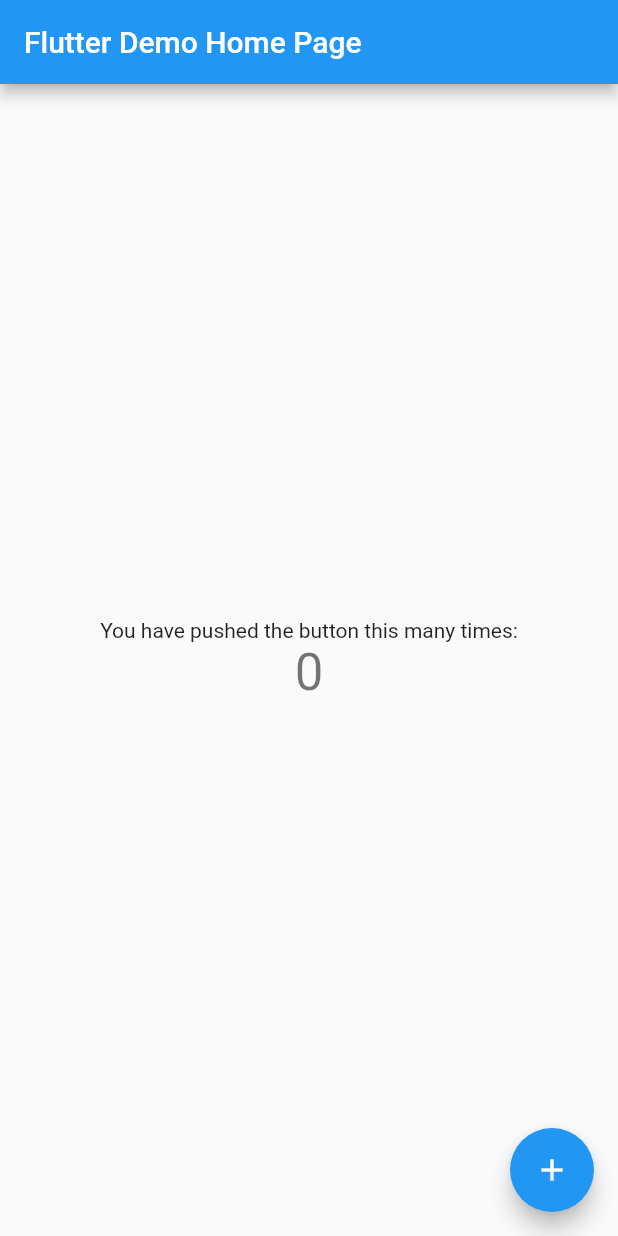
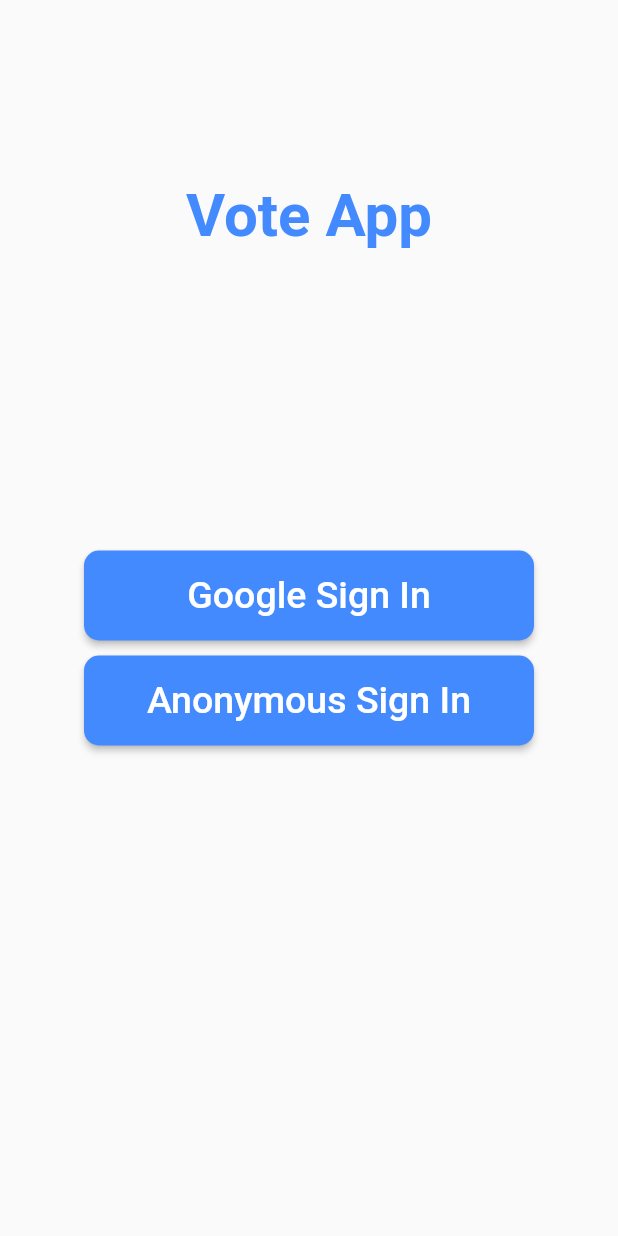
Before and after one commit to sandaruwan98/Voting_App, a Flutter app: the screen it shows after launch, on a phone screen of 412 x 824 dp. Run offline on Flutter 3.47's test engine with Material 2 defaults, Android fonts, the phone set to English and light mode, and no system bars.

Commit message:
Launch_Screen added

```diff
--- /dev/null
+++ b/lib/constants.dart
@@ -0,0 +1 @@
+const appName = 'Vote App';
--- a/lib/main.dart
+++ b/lib/main.dart
@@ -1,111 +1,38 @@
 import 'package:flutter/material.dart';
+import 'constants.dart';
+import 'package:voting_app/screens/home_screen.dart';
+import 'package:voting_app/screens/launch_screen.dart';
+import 'package:voting_app/screens/result_screen.dart';
 
-void main() => runApp(MyApp());
+void main() => runApp(VoteApp());
 
-class MyApp extends StatelessWidget {
-  // This widget is the root of your application.
+class VoteApp extends StatelessWidget {
   @override
   Widget build(BuildContext context) {
     return MaterialApp(
-      title: 'Flutter Demo',
-      theme: ThemeData(
-        // This is the theme of your application.
-        //
-        // Try running your application with "flutter run". You'll see the
-        // application has a blue toolbar. Then, without quitting the app, try
-        // changing the primarySwatch below to Colors.green and then invoke
-        // "hot reload" (press "r" in the console where you ran "flutter run",
-        // or simply save your changes to "hot reload" in a Flutter IDE).
-        // Notice that the counter didn't reset back to zero; the application
-        // is not restarted.
-        primarySwatch: Colors.blue,
-      ),
-      home: MyHomePage(title: 'Flutter Demo Home Page'),
+      initialRoute: "/",
+      routes: {
+        "/": (context) => Scaffold(
+              body: LaunchScreen(),
+            ),
+        "/home": (context) => Scaffold(
+              appBar: AppBar(
+                title: Text(appName),
+              ),
+              body: HomeScreen(),
+            ),
+        "/result": (context) => Scaffold(
+              appBar: AppBar(
+                title: Text("Result"),
+                leading: IconButton(
+                  icon: Icon(Icons.home),
+                  color: Colors.white,
+                  onPressed: () {},
+                ),
+              ),
+              body: ResultScreen(),
+            ),
+      },
     );
   }
 }
-
-class MyHomePage extends StatefulWidget {
-  MyHomePage({Key key, this.title}) : super(key: key);
-
-  // This widget is the home page of your application. It is stateful, meaning
-  // that it has a State object (defined below) that contains fields that affect
-  // how it looks.
-
-  // This class is the configuration for the state. It holds the values (in this
-  // case the title) provided by the parent (in this case the App widget) and
-  // used by the build method of the State. Fields in a Widget subclass are
-  // always marked "final".
-
-  final String title;
-
-  @override
-  _MyHomePageState createState() => _MyHomePageState();
-}
-
-class _MyHomePageState extends State<MyHomePage> {
-  int _counter = 0;
-
-  void _incrementCounter() {
-    setState(() {
-      // This call to setState tells the Flutter framework that something has
-      // changed in this State, which causes it to rerun the build method below
-      // so that the display can reflect the updated values. If we changed
-      // _counter without calling setState(), then the build method would not be
-      // called again, and so nothing would appear to happen.
-      _counter++;
-    });
-  }
-
-  @override
-  Widget build(BuildContext context) {
-    // This method is rerun every time setState is called, for instance as done
-    // by the _incrementCounter method above.
-    //
-    // The Flutter framework has been optimized to make rerunning build methods
-    // fast, so that you can just rebuild anything that needs updating rather
-    // than having to individually change instances of widgets.
-    return Scaffold(
-      appBar: AppBar(
-        // Here we take the value from the MyHomePage object that was created by
-        // the App.build method, and use it to set our appbar title.
-        title: Text(widget.title),
-      ),
-      body: Center(
-        // Center is a layout widget. It takes a single child and positions it
-        // in the middle of the parent.
-        child: Column(
-          // Column is also a layout widget. It takes a list of children and
-          // arranges them vertically. By default, it sizes itself to fit its
-          // children horizontally, and tries to be as tall as its parent.
-          //
-          // Invoke "debug painting" (press "p" in the console, choose the
-          // "Toggle Debug Paint" action from the Flutter Inspector in Android
-          // Studio, or the "Toggle Debug Paint" command in Visual Studio Code)
-          // to see the wireframe for each widget.
-          //
-          // Column has various properties to control how it sizes itself and
-          // how it positions its children. Here we use mainAxisAlignment to
-          // center the children vertically; the main axis here is the vertical
-          // axis because Columns are vertical (the cross axis would be
-          // horizontal).
-          mainAxisAlignment: MainAxisAlignment.center,
-          children: <Widget>[
-            Text(
-              'You have pushed the button this many times:',
-            ),
-            Text(
-              '$_counter',
-              style: Theme.of(context).textTheme.display1,
-            ),
-          ],
-        ),
-      ),
-      floatingActionButton: FloatingActionButton(
-        onPressed: _incrementCounter,
-        tooltip: 'Increment',
-        child: Icon(Icons.add),
-      ), // This trailing comma makes auto-formatting nicer for build methods.
-    );
-  }
-}
--- /dev/null
+++ b/lib/screens/home_screen.dart
@@ -0,0 +1,27 @@
+import 'package:flutter/material.dart';
+
+class HomeScreen extends StatefulWidget {
+  @override
+  _HomeScreenState createState() => _HomeScreenState();
+}
+
+class _HomeScreenState extends State<HomeScreen> {
+  @override
+  Widget build(BuildContext context) {
+    return Container(
+      child: Column(
+        children: <Widget>[
+          Expanded(
+            child: Stepper(type: StepperType.horizontal, steps: [
+              Step(
+                title: Text("Choose"),
+                content: Text("data 1"),
+                isActive: true,
+              ),
+            ]),
+          ),
+        ],
+      ),
+    );
+  }
+}
--- /dev/null
+++ b/lib/screens/launch_screen.dart
@@ -0,0 +1,65 @@
+import 'package:flutter/material.dart';
+import 'package:voting_app/constants.dart';
+import 'package:voting_app/widgets/shared_widgets.dart';
+
+class LaunchScreen extends StatelessWidget {
+  @override
+  Widget build(BuildContext context) {
+    return Container(
+      width: 400,
+      margin: EdgeInsets.all(20.0),
+      child: Column(
+        crossAxisAlignment: CrossAxisAlignment.center,
+        children: <Widget>[
+          Container(
+            margin: EdgeInsets.only(top: 100),
+            child: Text(
+              appName,
+              style: TextStyle(
+                fontSize: 40.0,
+                fontWeight: FontWeight.bold,
+                color: Colors.blueAccent,
+              ),
+            ),
+          ),
+          SizedBox(
+            height: 200.0,
+          ),
+          // if (authState.authStatus == kAuthLoading)
+          //   Text(
+          //     'loading...',
+          //     style: TextStyle(fontSize: 12.0),
+          //   ),
+          // if (authState.authStatus == null ||
+          //     authState.authStatus == kAuthError)
+          Container(
+            child: Column(
+              children: <Widget>[
+                LoginButton(
+                  label: 'Google Sign In',
+                  onPressed: () => signIn(context),
+                ),
+                SizedBox(
+                  height: 10,
+                ),
+                LoginButton(
+                  label: 'Anonymous Sign In',
+                  onPressed: () => signIn(context),
+                ),
+              ],
+            ),
+          ),
+          // if (authState.authStatus == kAuthError)
+          //   Text(
+          //     'Error...',
+          //     style: TextStyle(fontSize: 12.0, color: Colors.redAccent),
+          //   ),
+        ],
+      ),
+    );
+  }
+
+  void signIn(BuildContext context) {
+    Navigator.pushReplacementNamed(context, '/home');
+  }
+}
--- /dev/null
+++ b/lib/screens/result_screen.dart
@@ -0,0 +1,10 @@
+import 'package:flutter/material.dart';
+
+class ResultScreen extends StatelessWidget {
+  @override
+  Widget build(BuildContext context) {
+    return Container(
+
+    );
+  }
+}
--- /dev/null
+++ b/lib/widgets/shared_widgets.dart
@@ -0,0 +1,32 @@
+import 'package:flutter/material.dart';
+
+class LoginButton extends StatelessWidget {
+  String label;
+  double size;
+  Function onPressed;
+
+  LoginButton({this.label, this.size = 300.0, this.onPressed});
+
+  @override
+  Widget build(BuildContext context) {
+    return Container(
+      width: size,
+      child: MaterialButton(
+        height: 60.0,
+        padding: EdgeInsets.all(15.0),
+        shape: RoundedRectangleBorder(
+          borderRadius: BorderRadius.circular(10),
+        ),
+        color: Colors.blueAccent[200],
+        child: Text(
+          label,
+          style: TextStyle(
+            fontSize: 25.0,
+            color: Colors.white,
+          ),
+        ),
+        onPressed: onPressed,
+      ),
+    );
+  }
+}
```
Also changed, not shown: 1 other file.
